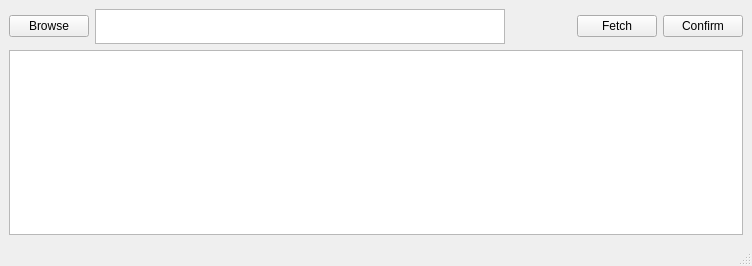
The window that toktokkie/modules/beta/renamer.ui (namboy94/toktokkie) describes before a commit, drawn with Qt 5.
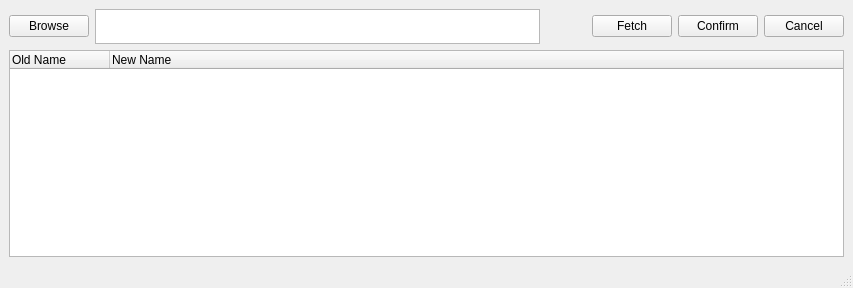
The same window after the commit.

Commit message: Rewrote the Renamer plugin in QT

Diff of the .ui file:
```diff
--- a/toktokkie/modules/beta/renamer.ui
+++ b/toktokkie/modules/beta/renamer.ui
@@ -6,8 +6,8 @@
    <rect>
     <x>0</x>
     <y>0</y>
-    <width>752</width>
-    <height>266</height>
+    <width>853</width>
+    <height>288</height>
    </rect>
   </property>
   <property name="windowTitle">
@@ -24,6 +24,12 @@
     </item>
     <item row="0" column="1">
      <widget class="QTextEdit" name="directory_path_edit">
+      <property name="minimumSize">
+       <size>
+        <width>191</width>
+        <height>0</height>
+       </size>
+      </property>
       <property name="maximumSize">
        <size>
         <width>1777215</width>
@@ -56,20 +62,37 @@
       </property>
       <property name="sizeHint" stdset="0">
        <size>
-        <width>60</width>
+        <width>40</width>
         <height>20</height>
        </size>
       </property>
      </spacer>
     </item>
-    <item row="1" column="0" colspan="5">
-     <widget class="QListWidget" name="changelist">
+    <item row="0" column="5">
+     <widget class="QPushButton" name="cancel_button">
+      <property name="text">
+       <string>Cancel</string>
+      </property>
+     </widget>
+    </item>
+    <item row="1" column="0" colspan="6">
+     <widget class="QTreeWidget" name="changelist">
       <property name="selectionMode">
        <enum>QAbstractItemView::MultiSelection</enum>
       </property>
       <property name="selectionBehavior">
        <enum>QAbstractItemView::SelectRows</enum>
       </property>
+      <column>
+       <property name="text">
+        <string>Old Name</string>
+       </property>
+      </column>
+      <column>
+       <property name="text">
+        <string>New Name</string>
+       </property>
+      </column>
      </widget>
     </item>
    </layout>
```
Left out of the diff: 2 changed lines with no effect on the pictures. The commit also changes 8 other files.
